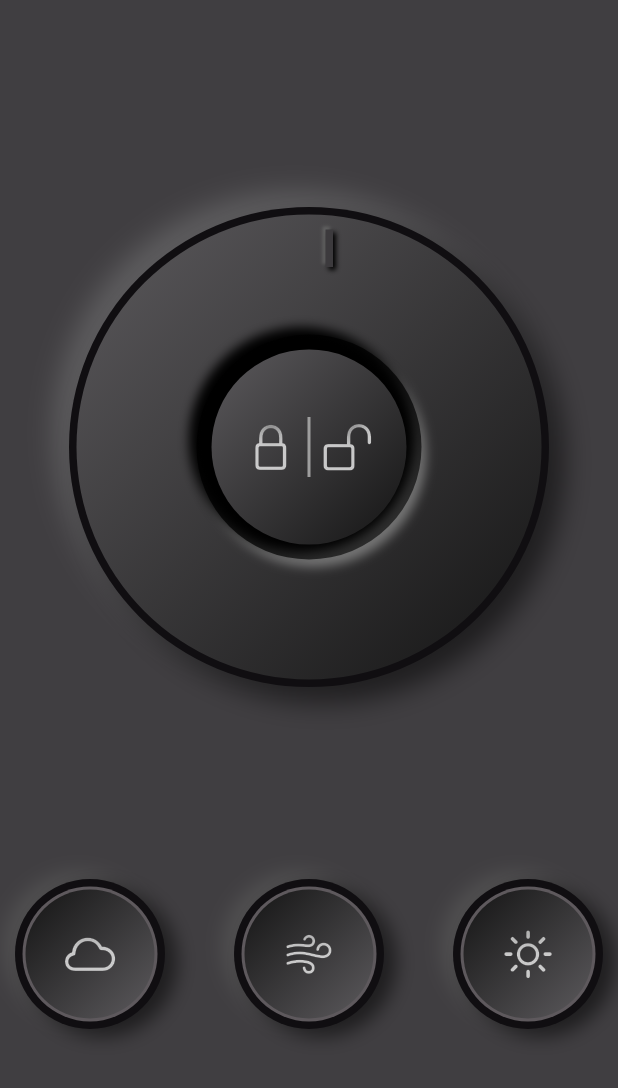
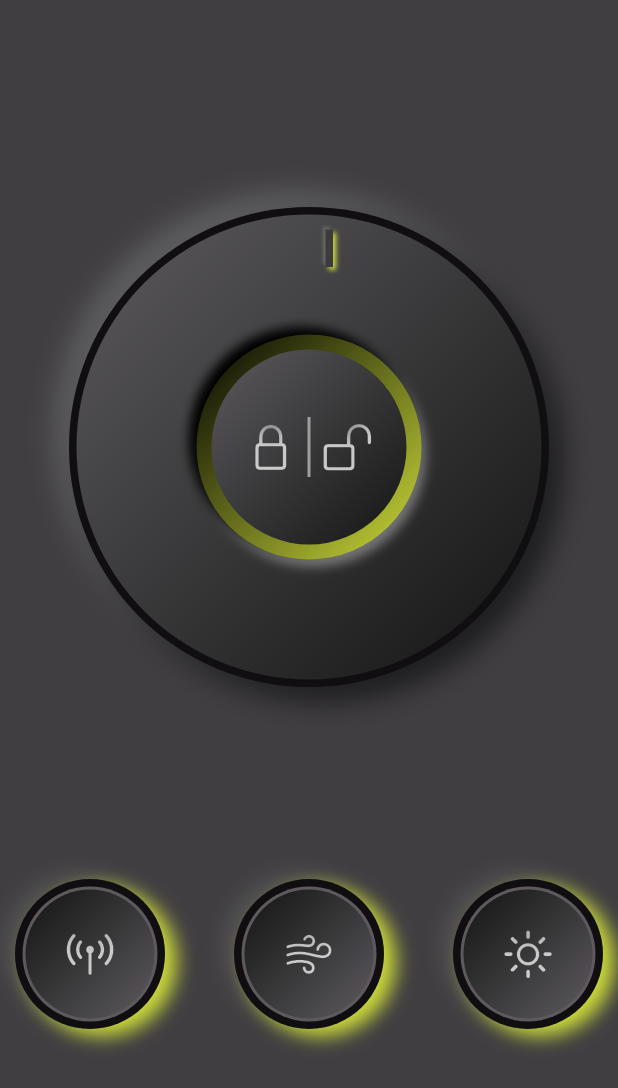
Before and after one commit to mervinkogei/Flutter-Car-Remote, a Flutter app: the screen it shows after launch, on a phone screen of 412 x 824 dp. Shown: the top 1088 px of the screen. Run offline on Flutter 3.47's test engine with Material 3 defaults, Android fonts, the light colour scheme and no system bars.

Commit message:
chore: updated the icons for the car remote screen

```diff
--- a/lib/main.dart
+++ b/lib/main.dart
@@ -9,7 +9,6 @@ void main() {
 class MyApp extends StatelessWidget {
   const MyApp({super.key});
 
-  // This widget is the root of your application.
   @override
   Widget build(BuildContext context) {
     return MaterialApp(
@@ -19,7 +18,7 @@ class MyApp extends StatelessWidget {
         colorScheme: ColorScheme.fromSeed(seedColor: Colors.deepPurple),
         useMaterial3: true,
       ),
-      home: HomeScreen(),
+      home: const HomeScreen(),
     );
   }
 }
--- a/lib/widgets/button_widget.dart
+++ b/lib/widgets/button_widget.dart
@@ -1,5 +1,6 @@
 import 'package:flutter/material.dart';
 
+// ignore: must_be_immutable
 class ButtonWidget extends StatelessWidget {
   IconData icon;
    ButtonWidget({super.key,required this.icon});
@@ -19,7 +20,7 @@ class ButtonWidget extends StatelessWidget {
                 blurRadius: 10
             ),
               BoxShadow(
-                color: Colors.black54,
+                color: Colors.lime,
                 offset: Offset(8, 5),
                 blurRadius: 10
             )
@@ -48,7 +49,7 @@ class ButtonWidget extends StatelessWidget {
             blendMode: BlendMode.srcIn,
             shaderCallback: (Rect bounds) => RadialGradient(
               center: Alignment.topCenter,
-              stops: [.2, 1],
+              stops: const [.2, 1],
               colors: [
                 Colors.grey,
                 Colors.grey.shade300,
--- a/lib/widgets/home.dart
+++ b/lib/widgets/home.dart
@@ -25,7 +25,7 @@ class HomeScreen extends StatelessWidget {
             Row(
               mainAxisAlignment: MainAxisAlignment.spaceBetween,
               children: [
-                ButtonWidget(icon:  CupertinoIcons.cloud,),
+                ButtonWidget(icon:  CupertinoIcons.antenna_radiowaves_left_right,),
                 ButtonWidget(icon:  CupertinoIcons.wind,),
                 ButtonWidget(icon:  CupertinoIcons.sun_max,)
               ],
--- a/lib/widgets/lock_widget.dart
+++ b/lib/widgets/lock_widget.dart
@@ -58,7 +58,7 @@ class LockWidget extends StatelessWidget {
                           end: Alignment.bottomRight,
                           colors:[
                             Colors.black,
-                            Colors.black54
+                            Colors.lime
 
                           ]
                       ),
@@ -156,7 +156,7 @@ class LockWidget extends StatelessWidget {
                           blurRadius: 1
                       ),
                       const  BoxShadow(
-                          color: Colors.black,
+                          color: Colors.lime,
                           offset: Offset(2, 2),
                           blurRadius: 2
                       )
```
